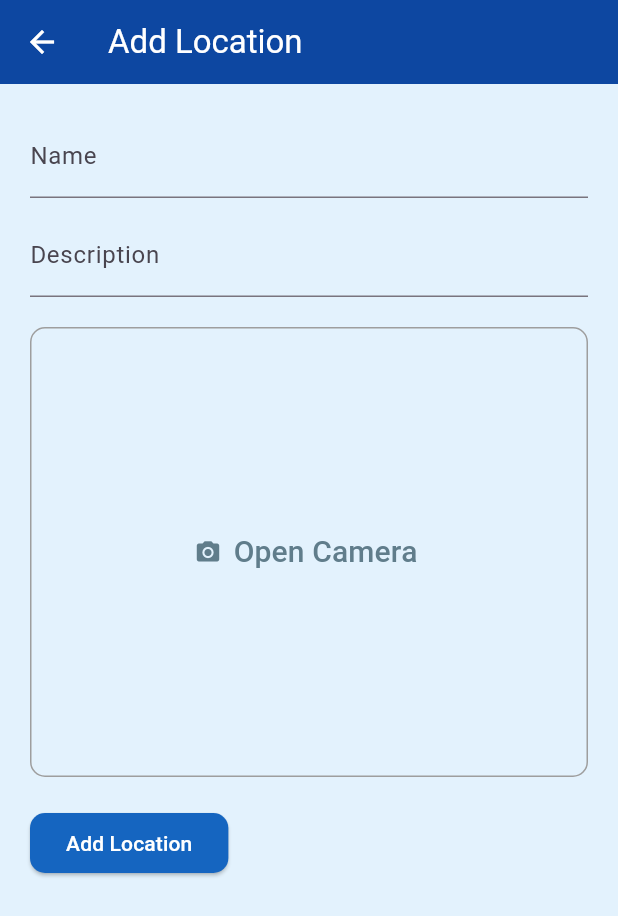
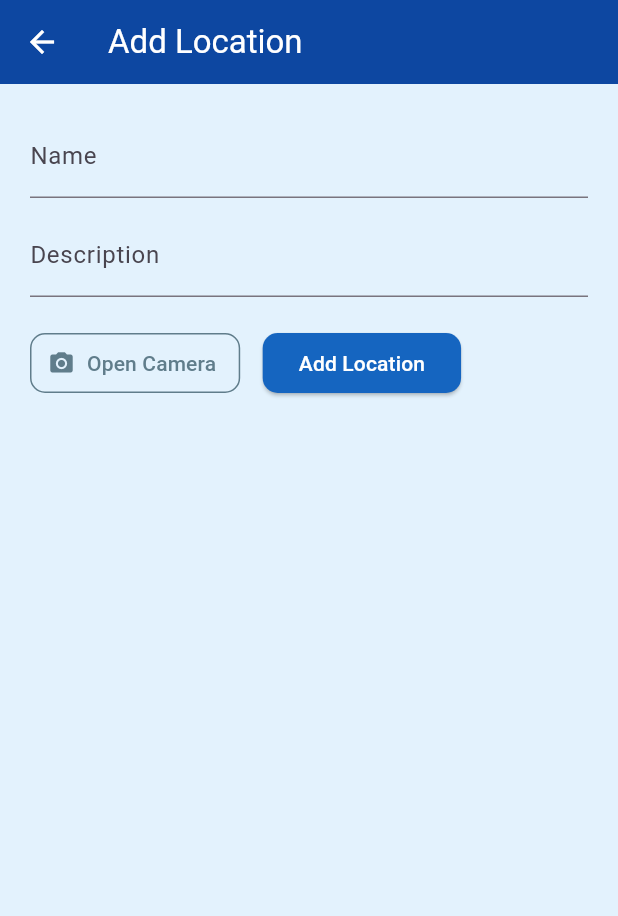
Before and after one commit to var-rishabh/random_flutter, a Flutter app: the AddLocation screen opened directly, on a phone screen of 412 x 824 dp. Shown: the top 916 px of the screen. Run offline on Flutter 3.47's test engine with Material 3 defaults, Android fonts, the phone set to English and light mode, and no system bars; our stand-ins replace image_picker.

Commit message:
Camera Added.

```diff
--- /dev/null
+++ b/devtools_options.yaml
@@ -0,0 +1,3 @@
+description: This file stores settings for Dart & Flutter DevTools.
+documentation: https://docs.flutter.dev/tools/devtools/extensions#configure-extension-enablement-states
+extensions:
--- a/lib/model/places.dart
+++ b/lib/model/places.dart
@@ -1,3 +1,4 @@
+import 'dart:io';
 import 'dart:convert';
 import 'package:uuid/uuid.dart';
 
@@ -9,20 +10,24 @@ class Places {
   String id;
   String name;
   String description;
+  File? image;
 
   Places({
     required this.name,
     required this.description,
+    required this.image,
   }) : id = const Uuid().v1();
 
   factory Places.fromJson(Map<String, dynamic> json) => Places(
         name: json["name"],
         description: json["description"],
+        image: json["image"],
       );
 
   Map<String, dynamic> toJson() => {
         "id": id,
         "name": name,
         "description": description,
+        "image": image,
       };
 }
--- a/lib/screens/add_location.dart
+++ b/lib/screens/add_location.dart
@@ -1,9 +1,8 @@
 import 'package:flutter/material.dart';
 import 'package:provider/provider.dart';
-
 import 'package:random_flutter/model/places.dart';
+import 'package:random_flutter/provider/image.dart';
 import 'package:random_flutter/provider/location.dart';
-
 import 'package:random_flutter/widgets/open_camera.dart';
 
 class AddLocation extends StatefulWidget {
@@ -28,6 +27,8 @@ class _AddLocationState extends State<AddLocation> {
 
   @override
   Widget build(BuildContext context) {
+    final UserImageProvider userImageProvider =
+        Provider.of<UserImageProvider>(context);
     final LocationProvider locationProvider =
         Provider.of<LocationProvider>(context);
 
@@ -41,6 +42,7 @@ class _AddLocationState extends State<AddLocation> {
           ),
           onPressed: () {
             Navigator.pop(context);
+            userImageProvider.removeImage();
           },
         ),
         title: const Text(
@@ -83,8 +85,10 @@ class _AddLocationState extends State<AddLocation> {
                   },
                 ),
                 const SizedBox(height: 20),
+                Row(
+                  children: [
                     const OpenCamera(),
-                const SizedBox(height: 20),
+                    const SizedBox(width: 15),
                     ElevatedButton(
                       style: ElevatedButton.styleFrom(
                         backgroundColor: Colors.blue.shade800,
@@ -98,6 +102,7 @@ class _AddLocationState extends State<AddLocation> {
                           final Places place = Places(
                             name: _nameController.text,
                             description: _descriptionController.text,
+                            image: userImageProvider.image,
                           );
                           locationProvider.addPlace(place);
                           Navigator.pop(context);
@@ -107,6 +112,18 @@ class _AddLocationState extends State<AddLocation> {
                     ),
                   ],
                 ),
+                const SizedBox(height: 20),
+                if (userImageProvider.image != null)
+                  ClipRRect(
+                    borderRadius: BorderRadius.circular(15),
+                    child: Image.file(
+                      userImageProvider.image!,
+                      width: double.infinity,
+                      fit: BoxFit.cover,
+                    ),
+                  ),
+              ],
+            ),
           ),
         ),
       ),
--- a/lib/screens/home.dart
+++ b/lib/screens/home.dart
@@ -11,8 +11,6 @@ class HomeScreen extends StatelessWidget {
   Widget build(BuildContext context) {
     final LocationProvider locationProvider =
         Provider.of<LocationProvider>(context);
-
-    // print('=====================${locationProvider?.places[0].name}');
 
     return Scaffold(
       backgroundColor: Colors.blue.shade50,
--- a/lib/widgets/open_camera.dart
+++ b/lib/widgets/open_camera.dart
@@ -1,6 +1,5 @@
 import 'package:flutter/material.dart';
 import 'package:provider/provider.dart';
-
 import 'package:random_flutter/provider/image.dart';
 
 class OpenCamera extends StatefulWidget {
@@ -15,27 +14,14 @@ class _OpenCameraState extends State<OpenCamera> {
   Widget build(BuildContext context) {
     final UserImageProvider pickImage = Provider.of<UserImageProvider>(context);
 
-    return Container(
-      alignment:
-          pickImage.image == null ? Alignment.center : Alignment.centerLeft,
-      width: double.infinity,
-      height: 300,
-      decoration: BoxDecoration(
-        border: Border.all(
-          color: pickImage.image == null ? Colors.grey : Colors.transparent,
+    return TextButton.icon(
+      style: ButtonStyle(
+        side: WidgetStateProperty.all<BorderSide>(
+          const BorderSide(
+            color: Colors.blueGrey,
             width: 1,
           ),
-        borderRadius: BorderRadius.circular(10),
         ),
-      child: pickImage.image != null
-          ? ClipRRect(
-              borderRadius: BorderRadius.circular(10),
-              child: Image.file(
-                pickImage.image!,
-              ),
-            )
-          : TextButton.icon(
-              style: ButtonStyle(
         shape: WidgetStateProperty.all<RoundedRectangleBorder>(
           RoundedRectangleBorder(
             borderRadius: BorderRadius.circular(10),
@@ -45,13 +31,12 @@ class _OpenCameraState extends State<OpenCamera> {
       onPressed: pickImage.captureImage,
       label: const Text(
         'Open Camera',
-                style: TextStyle(fontSize: 20, color: Colors.blueGrey),
+        style: TextStyle(color: Colors.blueGrey),
       ),
       icon: const Icon(
         Icons.camera_alt,
         color: Colors.blueGrey,
       ),
-            ),
     );
   }
 }
```
Lines whose indentation alone changed are shown as unchanged.
